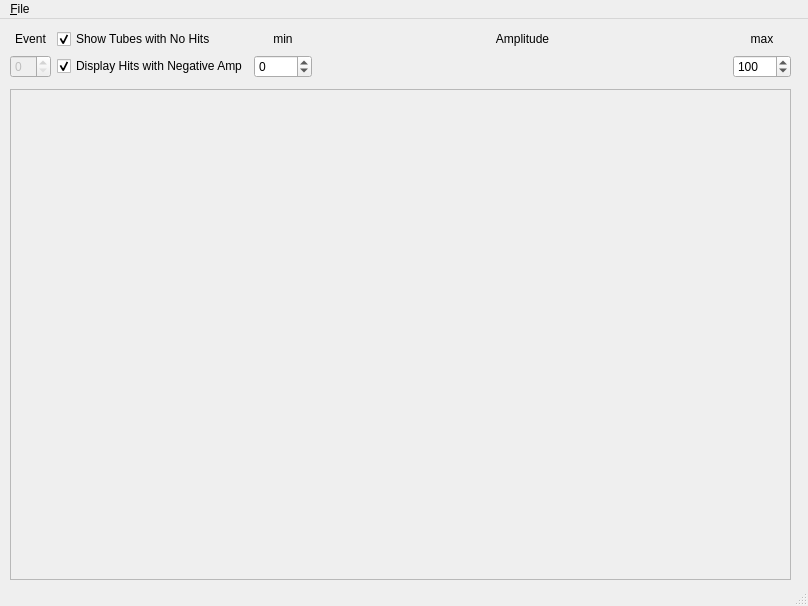
Above: ui/EventDisplayForm.ui from bastianbeischer/TRDEventDisplay before the change. Below: the same form after it.
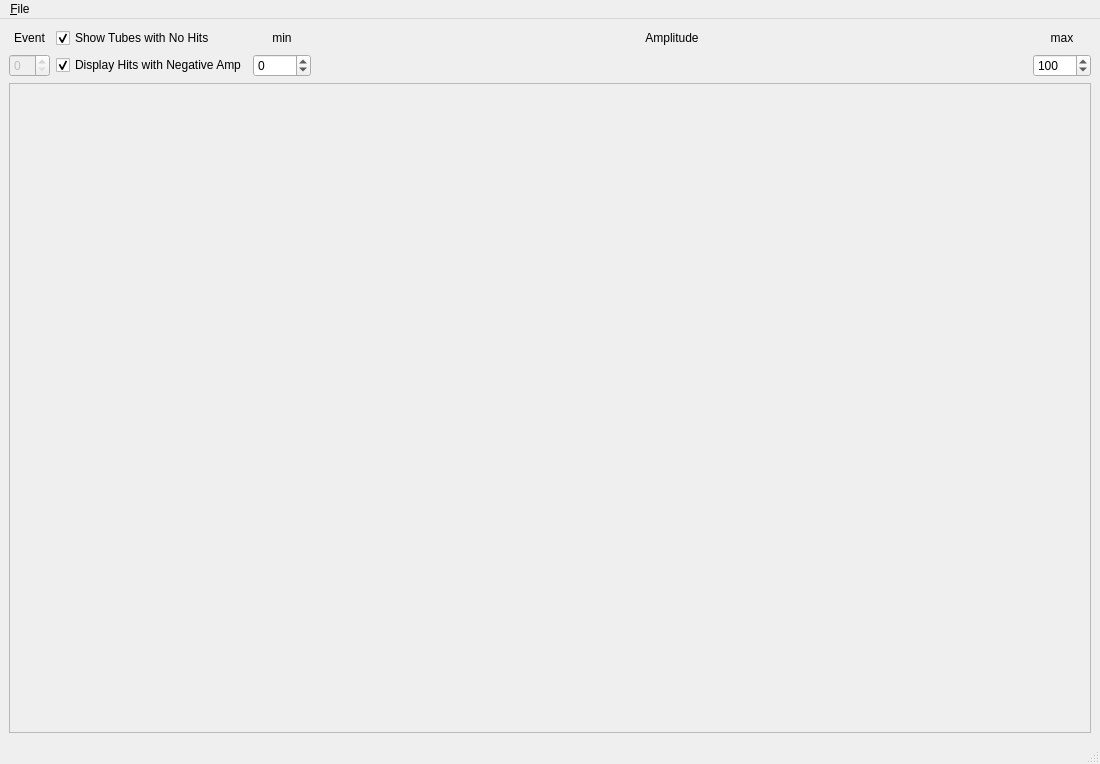
That is the form after the change.

What changed in the file:
```diff
--- a/ui/EventDisplayForm.ui
+++ b/ui/EventDisplayForm.ui
@@ -6,8 +6,8 @@
    <rect>
     <x>0</x>
     <y>0</y>
-    <width>808</width>
-    <height>606</height>
+    <width>1100</width>
+    <height>764</height>
    </rect>
   </property>
   <property name="sizePolicy">
@@ -20,40 +20,8 @@
    <string>MainWindow</string>
   </property>
   <widget class="QWidget" name="centralwidget">
-   <widget class="QFrame" name="graphicsViewFrame">
-    <property name="geometry">
-     <rect>
-      <x>10</x>
-      <y>70</y>
-      <width>781</width>
-      <height>491</height>
-     </rect>
-    </property>
-    <property name="sizePolicy">
-     <sizepolicy hsizetype="Expanding" vsizetype="Expanding">
-      <horstretch>0</horstretch>
-      <verstretch>0</verstretch>
-     </sizepolicy>
-    </property>
-    <property name="frameShape">
-     <enum>QFrame::StyledPanel</enum>
-    </property>
-    <property name="frameShadow">
-     <enum>QFrame::Raised</enum>
-    </property>
-    <zorder>gridLayoutWidget</zorder>
-    <zorder>gridLayoutWidget</zorder>
-    <zorder>formLayoutWidget</zorder>
-   </widget>
-   <widget class="QWidget" name="gridLayoutWidget">
-    <property name="geometry">
-     <rect>
-      <x>10</x>
-      <y>10</y>
-      <width>781</width>
-      <height>51</height>
-     </rect>
-    </property>
+   <layout class="QGridLayout" name="gridLayout_2">
+    <item row="0" column="0">
     <layout class="QGridLayout" name="gridLayout">
      <item row="2" column="0">
       <widget class="QSpinBox" name="eventNumberSpinBox">
@@ -156,14 +124,31 @@
       </widget>
      </item>
     </layout>
-   </widget>
+    </item>
+    <item row="1" column="0">
+     <widget class="QFrame" name="graphicsViewFrame">
+      <property name="sizePolicy">
+       <sizepolicy hsizetype="Expanding" vsizetype="Expanding">
+        <horstretch>0</horstretch>
+        <verstretch>0</verstretch>
+       </sizepolicy>
+      </property>
+      <property name="frameShape">
+       <enum>QFrame::StyledPanel</enum>
+      </property>
+      <property name="frameShadow">
+       <enum>QFrame::Raised</enum>
+      </property>
+     </widget>
+    </item>
+   </layout>
   </widget>
   <widget class="QMenuBar" name="menubar">
    <property name="geometry">
     <rect>
      <x>0</x>
      <y>0</y>
-     <width>808</width>
+     <width>1100</width>
      <height>21</height>
     </rect>
    </property>
```
Lines whose indentation alone changed are shown as unchanged.
